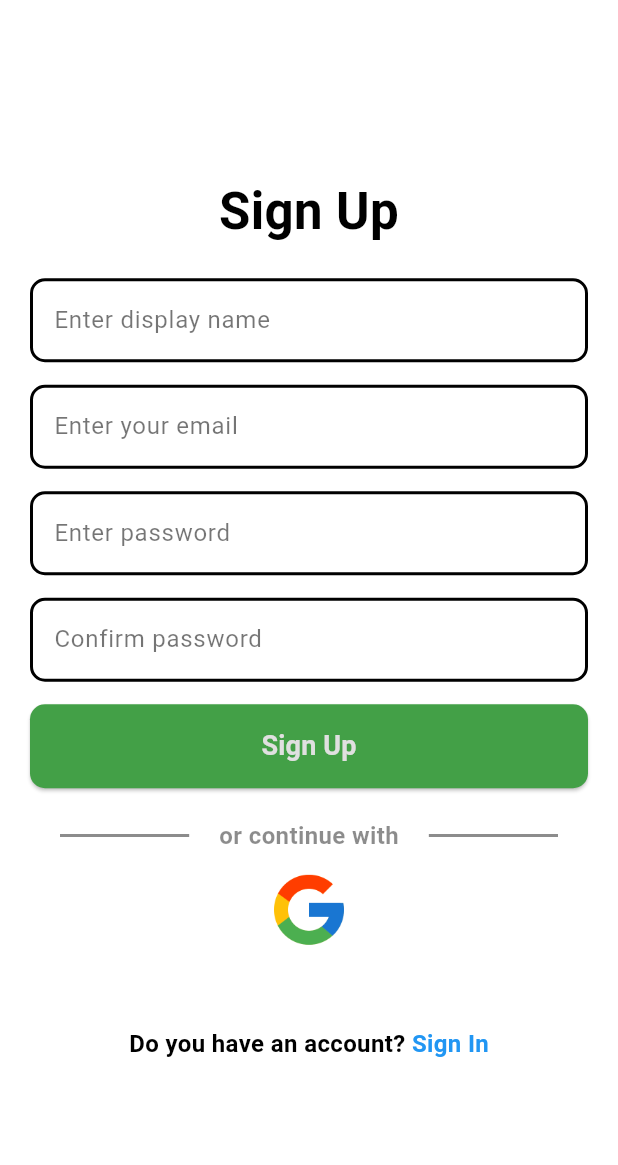
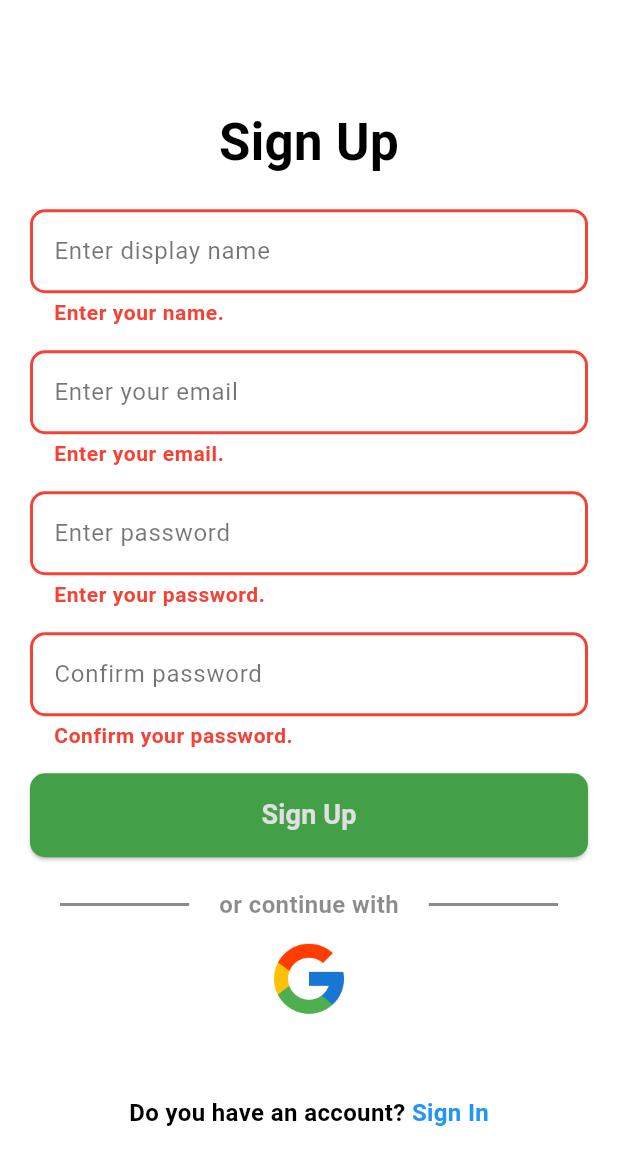
Before and after one commit to 0deans/foodly, a Flutter app: the SignUp screen opened by its route, after a tap on "Sign Up", on a phone screen of 412 x 824 dp. Shown: the top 1165 px of the screen. Run offline on Flutter 3.47's test engine with Material 3 defaults, Android fonts, the light colour scheme and no system bars; our stand-ins replace camera, flutter_secure_storage, gallery_saver, google_fonts, image_picker, infinite_scroll_pagination and 3 more; missing offline and left inert: tflite_flutter; accounts and stored records are empty; generated files the repository leaves out were written again.

Commit message:
refactor: Add form validation

```diff
--- a/mobile/lib/pages/sign_in.dart
+++ b/mobile/lib/pages/sign_in.dart
@@ -5,6 +5,7 @@ import 'package:foodly/widgets/or_divider.dart';
 import 'package:foodly/widgets/social_buttons.dart';
 import 'package:foodly/widgets/text_form_field_custom.dart';
 import 'package:provider/provider.dart';
+import 'package:foodly/validators/form_validators.dart';
 
 class SignIn extends StatefulWidget {
   const SignIn({Key? key}) : super(key: key);
@@ -58,6 +59,7 @@ class _SignInState extends State<SignIn> {
                 TextFormFieldCustom(
                   labelText: "Enter your email",
                   controller: _emailController,
+                  validator: (value) => emailValidator(value),
                 ),
                 const SizedBox(
                   height: 15,
@@ -65,6 +67,7 @@ class _SignInState extends State<SignIn> {
                 TextFormFieldCustom(
                   labelText: "Enter your password",
                   controller: _passwordController,
+                  validator: (value) => passwordValidator(value),
                 ),
                 const SizedBox(
                   height: 15,
--- a/mobile/lib/pages/sign_up.dart
+++ b/mobile/lib/pages/sign_up.dart
@@ -5,6 +5,7 @@ import 'package:foodly/widgets/or_divider.dart';
 import 'package:foodly/widgets/social_buttons.dart';
 import 'package:foodly/widgets/text_form_field_custom.dart';
 import 'package:provider/provider.dart';
+import 'package:foodly/validators/form_validators.dart';
 
 class SignUp extends StatefulWidget {
   const SignUp({Key? key}) : super(key: key);
@@ -67,6 +68,7 @@ class _SignUpState extends State<SignUp> {
                   TextFormFieldCustom(
                     labelText: "Enter display name",
                     controller: _nameController,
+                    validator: (value) => nameValidator(value),
                   ),
                   const SizedBox(
                     height: 15,
@@ -74,6 +76,7 @@ class _SignUpState extends State<SignUp> {
                   TextFormFieldCustom(
                     labelText: "Enter your email",
                     controller: _emailContriller,
+                    validator: (value) => emailValidator(value),
                   ),
                   const SizedBox(
                     height: 15,
@@ -81,6 +84,7 @@ class _SignUpState extends State<SignUp> {
                   TextFormFieldCustom(
                     labelText: "Enter password",
                     controller: _passwordController,
+                    validator: (value) => passwordValidator(value),
                   ),
                   const SizedBox(
                     height: 15,
@@ -88,6 +92,8 @@ class _SignUpState extends State<SignUp> {
                   TextFormFieldCustom(
                     labelText: "Confirm password",
                     controller: _confirmPasswordController,
+                    validator: (value) => confirmPasswordValidator(
+                        value, _passwordController.text),
                   ),
                   ConfirmButton(
                     text: "Sign Up",
--- /dev/null
+++ b/mobile/lib/validators/form_validators.dart
@@ -0,0 +1,40 @@
+String? emailValidator(String value) {
+  if (value.isEmpty) return 'Enter your email.';
+
+  const pattern =
+      r"^[a-zA-Z0-9.!#$%&'*+/=?^_`{|}~-]+@[a-zA-Z0-9](?:[a-zA-Z0-9-]{0,253}[a-zA-Z0-9])?(?:\.[a-zA-Z0-9](?:[a-zA-Z0-9-]{0,253}[a-zA-Z0-9])?)*$";
+
+  final regex = RegExp(pattern);
+
+  return !regex.hasMatch(value) ? 'Enter a valid email address.' : null;
+}
+
+String? passwordValidator(String value) {
+  if (value.isEmpty) return 'Enter your password.';
+
+  if (value.length < 8 || value.length > 255) {
+    return 'Password must be between 8 and 255 characters.';
+  }
+
+  return null;
+}
+
+String? nameValidator(String value) {
+  if (value.isEmpty) return 'Enter your name.';
+
+  if (value.length < 3 || value.length > 20) {
+    return 'Name must be between 3 and 20 characters.';
+  }
+
+  return null;
+}
+
+String? confirmPasswordValidator(String value, String password) {
+  if (value.isEmpty) return 'Confirm your password.';
+
+  if (value != password) {
+    return 'Passwords do not match.';
+  }
+
+  return null;
+}
--- a/mobile/lib/widgets/text_form_field_custom.dart
+++ b/mobile/lib/widgets/text_form_field_custom.dart
@@ -3,11 +3,13 @@ import 'package:flutter/material.dart';
 class TextFormFieldCustom extends StatefulWidget {
   final TextEditingController? controller;
   final String labelText;
+  final FormFieldValidator validator;
 
   const TextFormFieldCustom({
     super.key,
     this.controller,
     required this.labelText,
+    required this.validator,
   });
 
   @override
@@ -24,6 +26,10 @@ class _TextFormFieldCustomState extends State<TextFormFieldCustom> {
         labelStyle: const TextStyle(
           color: Colors.black54,
         ),
+        errorStyle: const TextStyle(
+          color: Colors.red,
+          fontSize: 14,
+        ),
         enabledBorder: OutlineInputBorder(
           borderRadius: BorderRadius.circular(10),
           borderSide: const BorderSide(
@@ -36,11 +42,27 @@ class _TextFormFieldCustomState extends State<TextFormFieldCustom> {
             width: 2,
           ),
         ),
+        errorBorder: OutlineInputBorder(
+          borderRadius: BorderRadius.circular(10),
+          borderSide: const BorderSide(
+            width: 2,
+            color: Colors.red,
+          ),
+        ),
+        focusedErrorBorder: OutlineInputBorder(
+          borderRadius: BorderRadius.circular(10),
+          borderSide: const BorderSide(
+            width: 2,
+            color: Colors.red,
+          ),
+        ),
         floatingLabelStyle: const TextStyle(
           color: Colors.black,
         ),
       ),
       controller: widget.controller,
+      validator: widget.validator,
+      autovalidateMode: AutovalidateMode.onUnfocus,
     );
   }
 }
```
